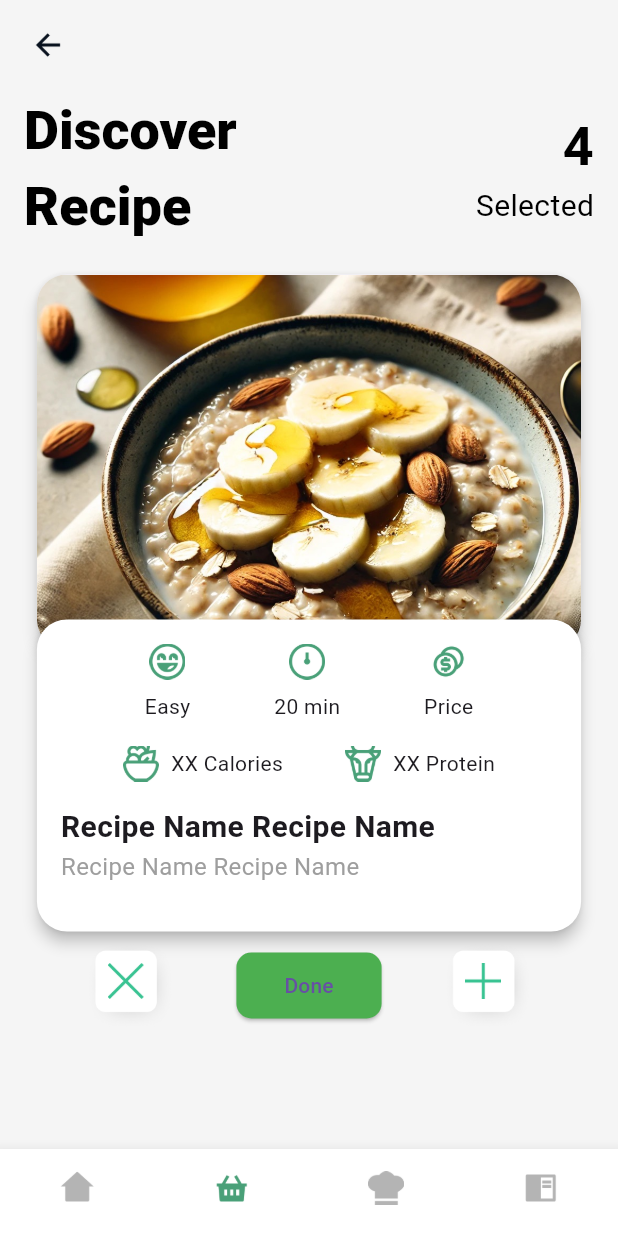
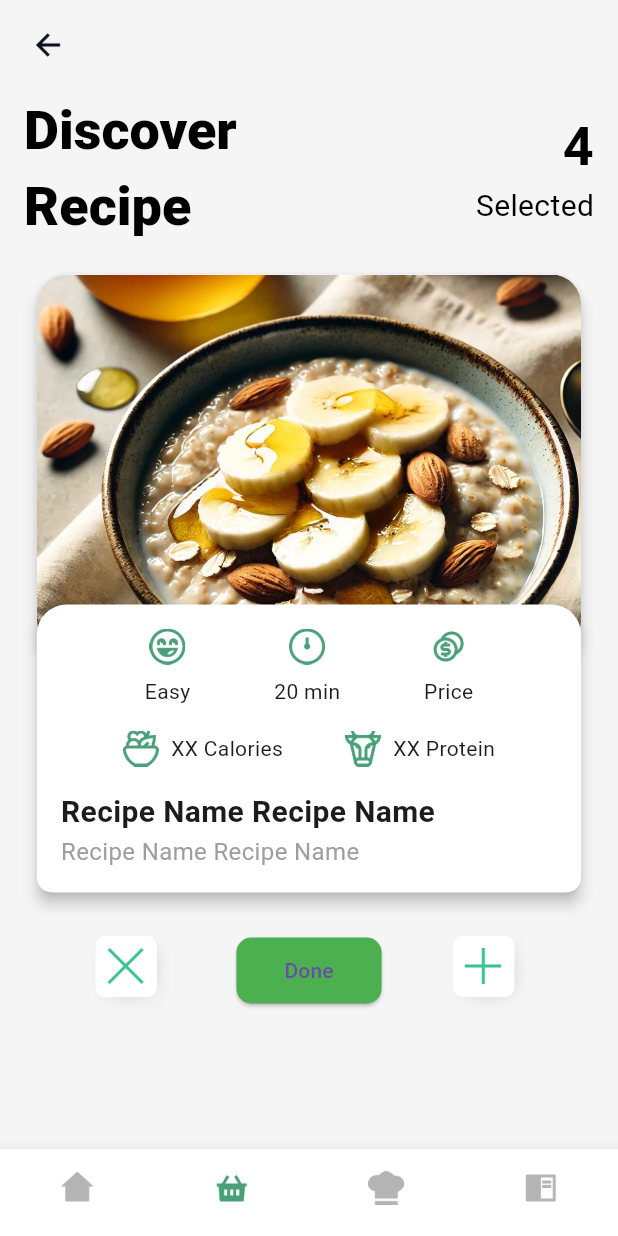
Before and after one commit to aadityayadav17/binarybandits, a Flutter app: the screen it shows after launch, after a tap on "Go to Recipe Selection", on a phone screen of 412 x 824 dp. Run offline on Flutter 3.47's test engine with Material 3 defaults, Android fonts, the phone set to English and light mode, and no system bars; our stand-ins replace firebase_core, google_fonts; accounts and stored records are empty; Roboto replaces fonts that are missing (Roboto Flex).

Commit message:
Recipe Selection (14/n) - Card Borders

```diff
--- a/lib/screens/recipe_selection_screen.dart
+++ b/lib/screens/recipe_selection_screen.dart
@@ -90,7 +90,7 @@ class RecipeSelectionScreen extends StatelessWidget {
                   alignment: Alignment.center, // Centers the stack items
                   children: [
                     // Image Card
-                    Container(
+                    SizedBox(
                       width: MediaQuery.of(context).size.width *
                           0.9, // Set width for alignment
                       child: Card(
@@ -113,16 +113,24 @@ class RecipeSelectionScreen extends StatelessWidget {
 
                     // Recipe Information Card slightly overlapping the image card
                     Positioned(
-                      top: 230, // This makes the card overlap the image by 50px
-                      child: Container(
+                      top: 220, // This makes the card overlap the image by 50px
+                      child: SizedBox(
                         width: MediaQuery.of(context).size.width *
                             0.9, // Same width for alignment
                         child: Card(
                           color: Colors
                               .white, // Set the card background to plain white
                           elevation: 4,
-                          shape: RoundedRectangleBorder(
-                            borderRadius: BorderRadius.circular(20),
+                          shape: const RoundedRectangleBorder(
+                            borderRadius: BorderRadius.only(
+                              topLeft: Radius.circular(20), // Upper left corner
+                              topRight:
+                                  Radius.circular(20), // Upper right corner
+                              bottomLeft:
+                                  Radius.circular(10), // Lower left corner
+                              bottomRight:
+                                  Radius.circular(10), // Lower right corner
+                            ),
                           ),
                           child: Padding(
                             padding: const EdgeInsets.all(16.0),
@@ -190,8 +198,6 @@ class RecipeSelectionScreen extends StatelessWidget {
                                     ),
                                   ),
                                 ),
-
-                                const SizedBox(height: 16),
                               ],
                             ),
                           ),
@@ -202,7 +208,7 @@ class RecipeSelectionScreen extends StatelessWidget {
                 ),
 
                 const SizedBox(
-                    height: 190), // Add spacing to push the buttons down
+                    height: 180), // Add spacing to push the buttons down
 
                 // Done Button and Add/Remove Buttons
                 Row(
```
